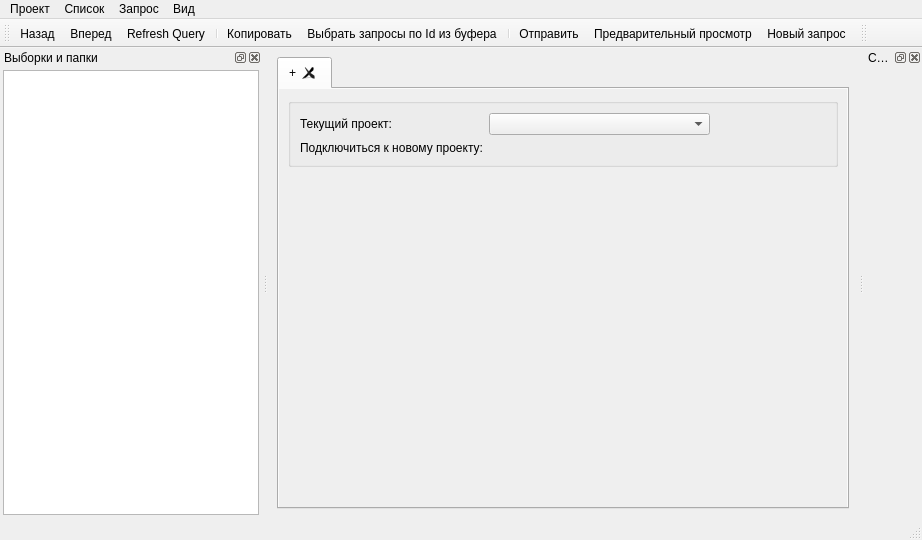
Qt form client/ui/tracksmain.ui (sshmakov/Traquera) before a commit.
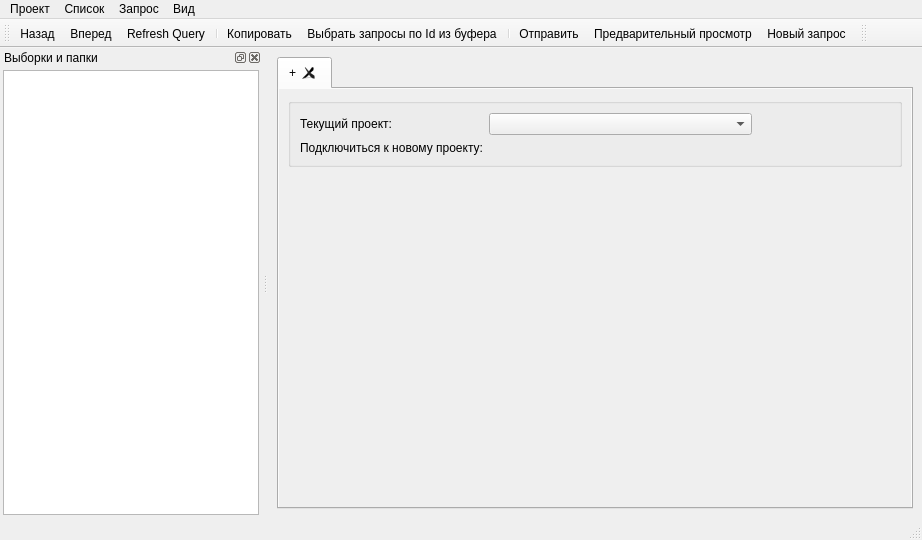
The same form after that commit. Icons and pictures are not drawn.

What changed in the file:
```diff
--- a/client/ui/tracksmain.ui
+++ b/client/ui/tracksmain.ui
@@ -77,7 +77,7 @@
             <rect>
              <x>0</x>
              <y>0</y>
-             <width>554</width>
+             <width>635</width>
              <height>418</height>
             </rect>
            </property>
@@ -306,30 +306,6 @@
     </layout>
    </widget>
   </widget>
-  <widget class="QDockWidget" name="dockProps">
-   <property name="features">
-    <set>QDockWidget::AllDockWidgetFeatures</set>
-   </property>
-   <property name="windowTitle">
-    <string>Свойства</string>
-   </property>
-   <attribute name="dockWidgetArea">
-    <number>2</number>
-   </attribute>
-   <widget class="QWidget" name="dockPropsContents">
-    <layout class="QVBoxLayout" name="verticalLayout_4">
-     <property name="spacing">
-      <number>1</number>
-     </property>
-     <property name="margin">
-      <number>1</number>
-     </property>
-     <item>
-      <widget class="QWidget" name="widget" native="true"/>
-     </item>
-    </layout>
-   </widget>
-  </widget>
   <widget class="QToolBar" name="toolBar_2">
    <property name="windowTitle">
     <string>toolBar_2</string>
```
Left out of the diff: 15 changed lines with no effect on the pictures.
